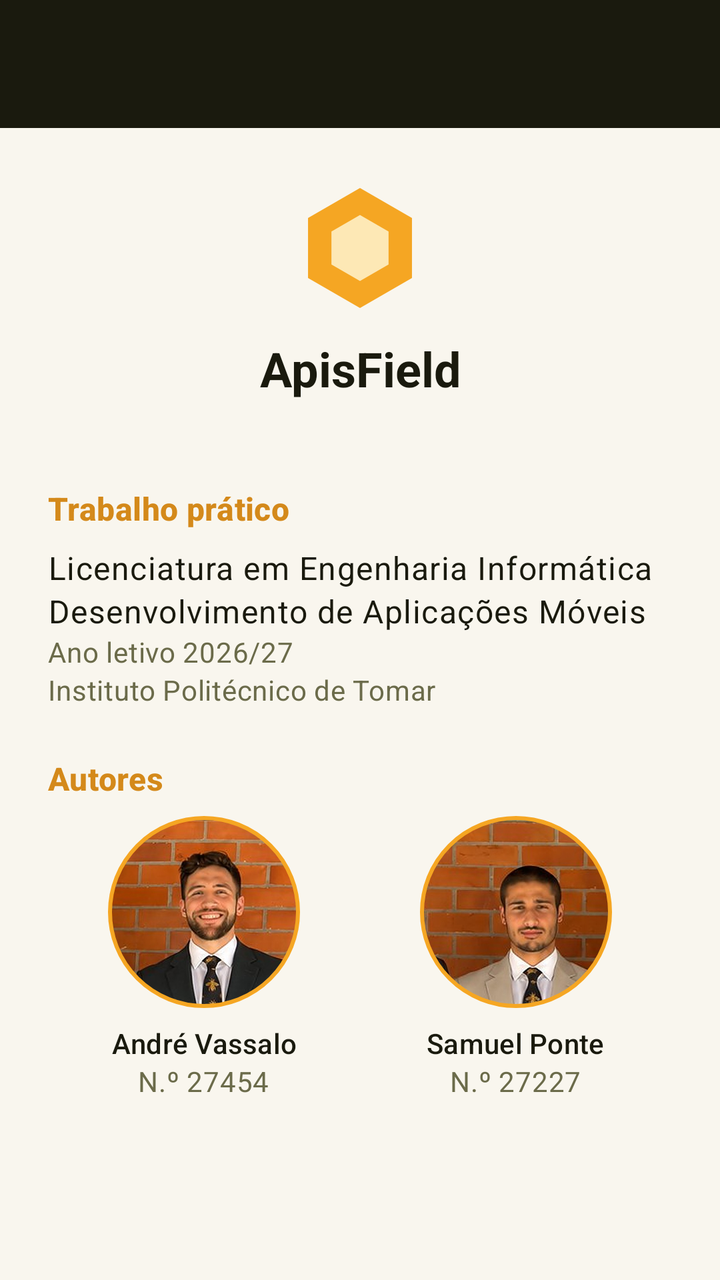
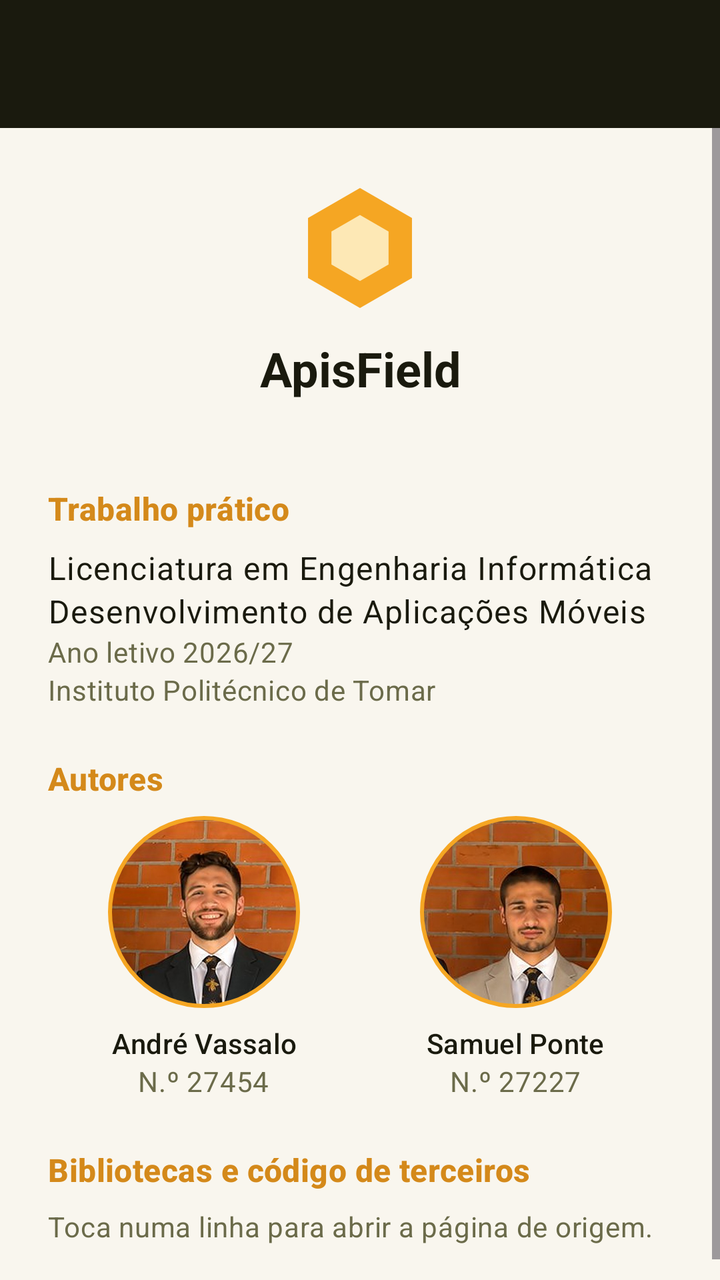

Compare the two renders of this Android layout. The source of the first and the diff that turns it into the second are given below.
<!-- AndroidManifest.xml: application theme Theme.ApisField -->
<!-- res/layout/activity_sobre.xml -->
<?xml version="1.0" encoding="utf-8"?>
<LinearLayout xmlns:android="http://schemas.android.com/apk/res/android"
    xmlns:app="http://schemas.android.com/apk/res-auto"
    android:layout_width="match_parent"
    android:layout_height="match_parent"
    android:orientation="vertical">

    <com.google.android.material.appbar.MaterialToolbar
        android:id="@+id/toolbar"
        android:layout_width="match_parent"
        android:layout_height="wrap_content"
        android:background="@color/escuro"
        android:minHeight="?attr/actionBarSize"
        android:theme="@style/ThemeOverlay.ApisField.Toolbar"
        app:titleTextColor="@color/claro" />

    
    <ScrollView
        android:id="@+id/scrollSobre"
        android:layout_width="match_parent"
        android:layout_height="0dp"
        android:layout_weight="1"
        android:clipToPadding="false">

        <LinearLayout
            android:id="@+id/conteudo"
            android:layout_width="match_parent"
            android:layout_height="wrap_content"
            android:orientation="vertical"
            android:padding="24dp">

            
            <ImageView
                android:layout_width="72dp"
                android:layout_height="72dp"
                android:layout_gravity="center_horizontal"
                android:importantForAccessibility="no"
                android:src="@drawable/ic_hexagono" />

            <TextView
                android:layout_width="match_parent"
                android:layout_height="wrap_content"
                android:layout_marginTop="8dp"
                android:gravity="center"
                android:text="@string/app_name"
                android:textAppearance="?attr/textAppearanceHeadlineSmall"
                android:textColor="@color/escuro"
                android:textStyle="bold" />

            
            <TextView
                android:id="@+id/tvVersao"
                android:layout_width="match_parent"
                android:layout_height="wrap_content"
                android:gravity="center"
                android:textAppearance="?attr/textAppearanceBodyMedium"
                android:textColor="@color/medio" />

            
            <TextView
                style="@style/Widget.ApisField.Sobre.TituloSeccao"
                android:text="@string/sobre_seccao_trabalho" />

            <TextView
                android:layout_width="match_parent"
                android:layout_height="wrap_content"
                android:text="@string/sobre_curso"
                android:textAppearance="?attr/textAppearanceBodyLarge"
                android:textColor="@color/escuro" />

            <TextView
                android:layout_width="match_parent"
                android:layout_height="wrap_content"
                android:text="@string/sobre_unidade_curricular"
                android:textAppearance="?attr/textAppearanceBodyLarge"
                android:textColor="@color/escuro" />

            <TextView
                android:layout_width="match_parent"
                android:layout_height="wrap_content"
                android:text="@string/sobre_ano_letivo"
                android:textAppearance="?attr/textAppearanceBodyMedium"
                android:textColor="@color/medio" />

            <TextView
                android:layout_width="match_parent"
                android:layout_height="wrap_content"
                android:text="@string/sobre_instituicao"
                android:textAppearance="?attr/textAppearanceBodyMedium"
                android:textColor="@color/medio" />

            
            <TextView
                style="@style/Widget.ApisField.Sobre.TituloSeccao"
                android:text="@string/sobre_seccao_autores" />

            <LinearLayout
                android:layout_width="match_parent"
                android:layout_height="wrap_content"
                android:baselineAligned="false"
                android:orientation="horizontal">

                <LinearLayout
                    android:layout_width="0dp"
                    android:layout_height="wrap_content"
                    android:layout_weight="1"
                    android:gravity="center_horizontal"
                    android:orientation="vertical">

                    <com.google.android.material.imageview.ShapeableImageView
                        style="@style/Widget.ApisField.Sobre.FotoAutor"
                        android:contentDescription="@string/autor_andre_foto"
                        android:src="@drawable/foto_andre" />

                    <TextView
                        style="@style/Widget.ApisField.Sobre.NomeAutor"
                        android:text="@string/autor_andre_nome" />

                    <TextView
                        style="@style/Widget.ApisField.Sobre.NumeroAutor"
                        android:text="@string/autor_andre_numero" />
                </LinearLayout>

                <LinearLayout
                    android:layout_width="0dp"
                    android:layout_height="wrap_content"
                    android:layout_weight="1"
                    android:gravity="center_horizontal"
                    android:orientation="vertical">

                    <com.google.android.material.imageview.ShapeableImageView
                        style="@style/Widget.ApisField.Sobre.FotoAutor"
                        android:contentDescription="@string/autor_samuel_foto"
                        android:src="@drawable/foto_samuel" />

                    <TextView
                        style="@style/Widget.ApisField.Sobre.NomeAutor"
                        android:text="@string/autor_samuel_nome" />

                    <TextView
                        style="@style/Widget.ApisField.Sobre.NumeroAutor"
                        android:text="@string/autor_samuel_numero" />
                </LinearLayout>
            </LinearLayout>

        </LinearLayout>
    </ScrollView>

</LinearLayout>
<!-- resources referenced by this layout -->
<resources>
  <color name="claro">#F9F6EE</color>
  <color name="escuro">#1A1A0E</color>
  <color name="medio">#6B6B4A</color>
  <!-- drawable ic_hexagono (drawable) -->
  <?xml version="1.0" encoding="utf-8"?>
  <vector xmlns:android="http://schemas.android.com/apk/res/android"
      android:width="72dp"
      android:height="72dp"
      android:viewportWidth="24"
      android:viewportHeight="24">
      <path
          android:fillColor="@color/mel"
          android:pathData="M12,2L20.66,7L20.66,17L12,22L3.34,17L3.34,7Z" />
      <path
          android:fillColor="@color/mel_claro"
          android:pathData="M12,6.5L16.76,9.25L16.76,14.75L12,17.5L7.24,14.75L7.24,9.25Z" />
  </vector>
  <string name="app_name">ApisField</string>
  <string name="autor_andre_foto">Fotografia de André Vassalo</string>
  <string name="autor_andre_nome" translatable="false">André Vassalo</string>
  <string name="autor_andre_numero">N.º 27454</string>
  <string name="autor_samuel_foto">Fotografia de Samuel Ponte</string>
  <string name="autor_samuel_nome" translatable="false">Samuel Ponte</string>
  <string name="autor_samuel_numero">N.º 27227</string>
  <string name="sobre_ano_letivo">Ano letivo 2026/27</string>
  <string name="sobre_curso">Licenciatura em Engenharia Informática</string>
  <string name="sobre_instituicao">Instituto Politécnico de Tomar</string>
  <string name="sobre_seccao_autores">Autores</string>
  <string name="sobre_seccao_trabalho">Trabalho prático</string>
  <string name="sobre_unidade_curricular">Desenvolvimento de Aplicações Móveis</string>
  <style name="ThemeOverlay.ApisField.Toolbar" parent="ThemeOverlay.Material3.Dark.ActionBar">
          <item name="colorOnSurface">@color/claro</item>
      </style>
  <style name="Widget.ApisField.Sobre.FotoAutor" parent="">
          <item name="android:layout_width">96dp</item>
          <item name="android:layout_height">96dp</item>
          <item name="android:padding">1dp</item>
          <item name="android:scaleType">centerCrop</item>
          <item name="shapeAppearanceOverlay">@style/ShapeAppearance.ApisField.Circulo</item>
          <item name="strokeColor">@color/mel</item>
          <item name="strokeWidth">2dp</item>
      </style>
  <style name="Widget.ApisField.Sobre.NomeAutor" parent="">
          <item name="android:layout_width">wrap_content</item>
          <item name="android:layout_height">wrap_content</item>
          <item name="android:layout_marginTop">8dp</item>
          <item name="android:gravity">center</item>
          <item name="android:textAppearance">?attr/textAppearanceTitleSmall</item>
          <item name="android:textColor">@color/escuro</item>
      </style>
  <style name="Widget.ApisField.Sobre.NumeroAutor" parent="">
          <item name="android:layout_width">wrap_content</item>
          <item name="android:layout_height">wrap_content</item>
          <item name="android:textAppearance">?attr/textAppearanceBodyMedium</item>
          <item name="android:textColor">@color/medio</item>
      </style>
  <style name="Theme.ApisField" parent="Base.Theme.ApisField" />
  <color name="mel">#F5A623</color>
  <color name="mel_claro">#FDE8B5</color>
  <style name="ShapeAppearance.ApisField.Circulo" parent="">
          <item name="cornerFamily">rounded</item>
          <item name="cornerSize">50%</item>
      </style>
  <color name="mel_escuro">#D4891A</color>
  <color name="floresta">#2E5E2E</color>
  <color name="branco">#FFFFFF</color>
  <color name="estado_perigo">#C0392B</color>
  <color name="borda">#E8DFC8</color>
  <!-- unchanged entries left out for length: 4 -->
</resources>

<!-- the commit's change to res/layout/activity_sobre.xml (unified diff, before → after) -->
@@ -143,6 +143,25 @@
                 </LinearLayout>
             </LinearLayout>
 
+            
+            <TextView
+                style="@style/Widget.ApisField.Sobre.TituloSeccao"
+                android:text="@string/sobre_seccao_bibliotecas" />
+
+            <TextView
+                android:layout_width="match_parent"
+                android:layout_height="wrap_content"
+                android:layout_marginBottom="4dp"
+                android:text="@string/sobre_bibliotecas_ajuda"
+                android:textAppearance="?attr/textAppearanceBodyMedium"
+                android:textColor="@color/medio" />
+
+            <LinearLayout
+                android:id="@+id/listaBibliotecas"
+                android:layout_width="match_parent"
+                android:layout_height="wrap_content"
+                android:orientation="vertical" />
+
         </LinearLayout>
     </ScrollView>
 
<!-- resource entries referenced after the edit -->
@@ -25,9 +25,11 @@
   <string name="autor_samuel_nome" translatable="false">Samuel Ponte</string>
   <string name="autor_samuel_numero">N.º 27227</string>
   <string name="sobre_ano_letivo">Ano letivo 2026/27</string>
+  <string name="sobre_bibliotecas_ajuda">Toca numa linha para abrir a página de origem.</string>
   <string name="sobre_curso">Licenciatura em Engenharia Informática</string>
   <string name="sobre_instituicao">Instituto Politécnico de Tomar</string>
   <string name="sobre_seccao_autores">Autores</string>
+  <string name="sobre_seccao_bibliotecas">Bibliotecas e código de terceiros</string>
   <string name="sobre_seccao_trabalho">Trabalho prático</string>
   <string name="sobre_unidade_curricular">Desenvolvimento de Aplicações Móveis</string>
   <style name="ThemeOverlay.ApisField.Toolbar" parent="ThemeOverlay.Material3.Dark.ActionBar">
